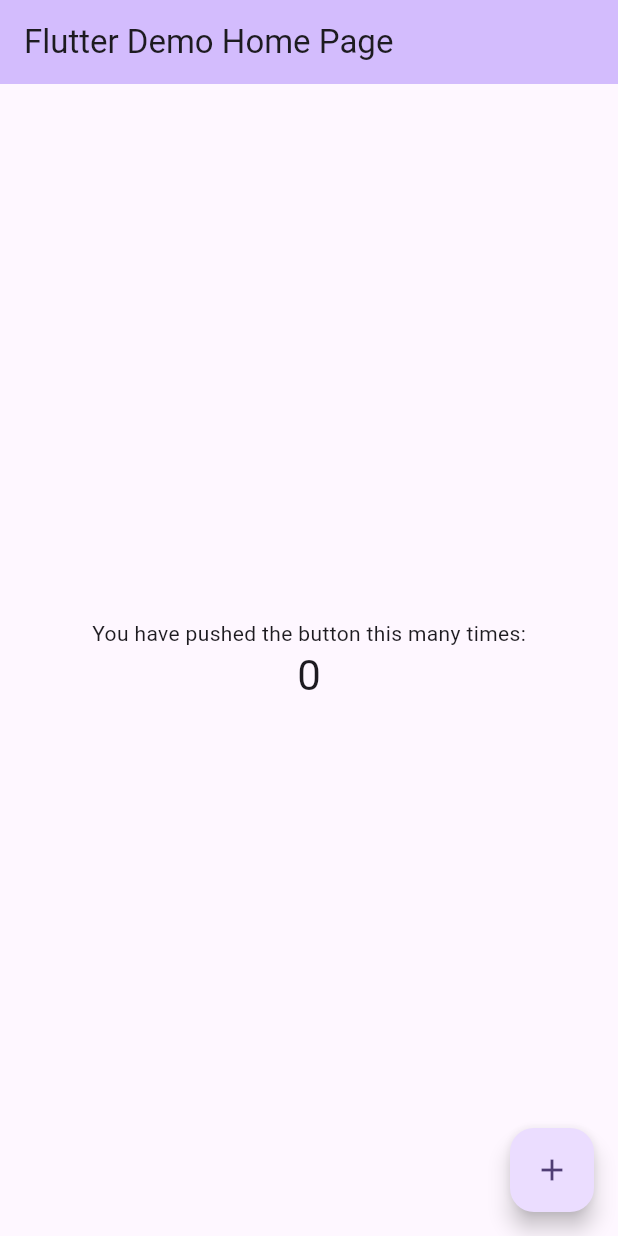
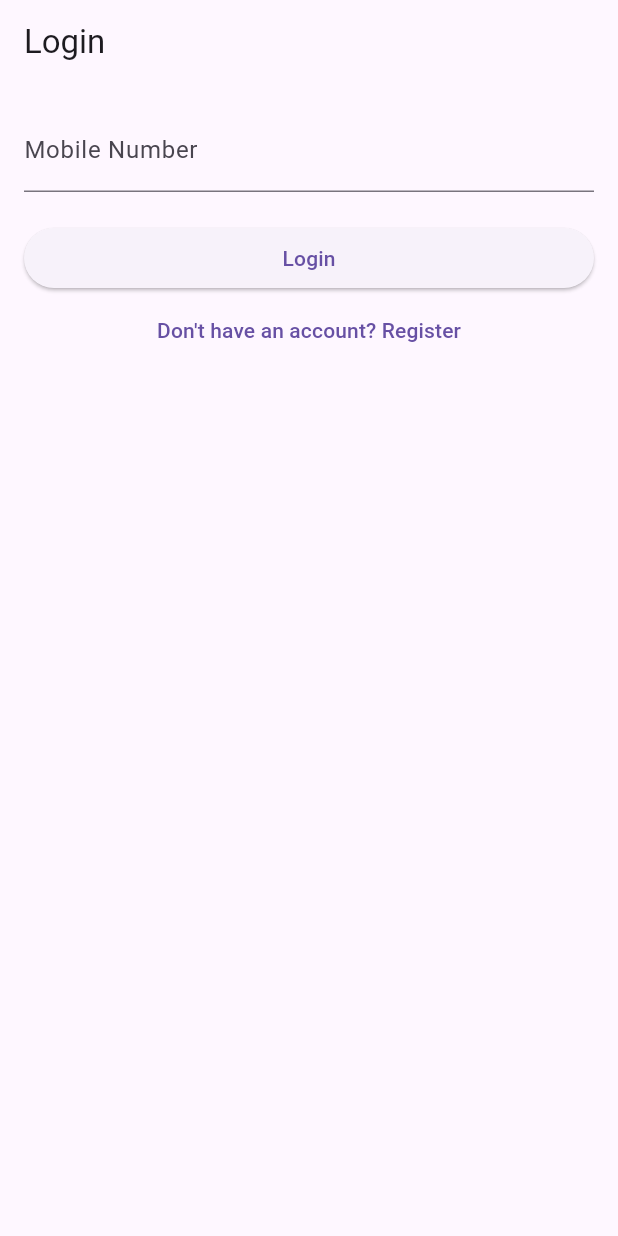
Before and after one commit to ZARPLY/zarply-ce, a Flutter app: the screen it shows after launch, on a phone screen of 412 x 824 dp. Run offline on Flutter 3.47's test engine with Material 3 defaults, Android fonts, the phone set to English and light mode, and no system bars.

Commit message:
chore: navigation drawer for mobile and desktop + other pages

```diff
--- a/lib/main.dart
+++ b/lib/main.dart
@@ -1,4 +1,5 @@
 import 'package:flutter/material.dart';
+import 'package:zarply/pages/login.dart';
 
 void main() {
   runApp(const MyApp());
@@ -7,119 +8,14 @@ void main() {
 class MyApp extends StatelessWidget {
   const MyApp({super.key});
 
-  // This widget is the root of your application.
   @override
   Widget build(BuildContext context) {
     return MaterialApp(
-      title: 'Flutter Demo',
+      title: 'Login & Registration Example',
       theme: ThemeData(
-        // This is the theme of your application.
-        //
-        // TRY THIS: Try running your application with "flutter run". You'll see
-        // the application has a purple toolbar. Then, without quitting the app,
-        // try changing the seedColor in the colorScheme below to Colors.green
-        // and then invoke "hot reload" (save your changes or press the "hot
-        // reload" button in a Flutter-supported IDE, or press "r" if you used
-        // the command line to start the app).
-        //
-        // Notice that the counter didn't reset back to zero; the application
-        // state is not lost during the reload. To reset the state, use hot
-        // restart instead.
-        //
-        // This works for code too, not just values: Most code changes can be
-        // tested with just a hot reload.
-        colorScheme: ColorScheme.fromSeed(seedColor: Colors.deepPurple),
-        useMaterial3: true,
+        primarySwatch: Colors.blue,
       ),
-      home: const MyHomePage(title: 'Flutter Demo Home Page'),
+      home: const LoginScreen(),
     );
   }
 }
-
-class MyHomePage extends StatefulWidget {
-  const MyHomePage({super.key, required this.title});
-
-  // This widget is the home page of your application. It is stateful, meaning
-  // that it has a State object (defined below) that contains fields that affect
-  // how it looks.
-
-  // This class is the configuration for the state. It holds the values (in this
-  // case the title) provided by the parent (in this case the App widget) and
-  // used by the build method of the State. Fields in a Widget subclass are
-  // always marked "final".
-
-  final String title;
-
-  @override
-  State<MyHomePage> createState() => _MyHomePageState();
-}
-
-class _MyHomePageState extends State<MyHomePage> {
-  int _counter = 0;
-
-  void _incrementCounter() {
-    setState(() {
-      // This call to setState tells the Flutter framework that something has
-      // changed in this State, which causes it to rerun the build method below
-      // so that the display can reflect the updated values. If we changed
-      // _counter without calling setState(), then the build method would not be
-      // called again, and so nothing would appear to happen.
-      _counter++;
-    });
-  }
-
-  @override
-  Widget build(BuildContext context) {
-    // This method is rerun every time setState is called, for instance as done
-    // by the _incrementCounter method above.
-    //
-    // The Flutter framework has been optimized to make rerunning build methods
-    // fast, so that you can just rebuild anything that needs updating rather
-    // than having to individually change instances of widgets.
-    return Scaffold(
-      appBar: AppBar(
-        // TRY THIS: Try changing the color here to a specific color (to
-        // Colors.amber, perhaps?) and trigger a hot reload to see the AppBar
-        // change color while the other colors stay the same.
-        backgroundColor: Theme.of(context).colorScheme.inversePrimary,
-        // Here we take the value from the MyHomePage object that was created by
-        // the App.build method, and use it to set our appbar title.
-        title: Text(widget.title),
-      ),
-      body: Center(
-        // Center is a layout widget. It takes a single child and positions it
-        // in the middle of the parent.
-        child: Column(
-          // Column is also a layout widget. It takes a list of children and
-          // arranges them vertically. By default, it sizes itself to fit its
-          // children horizontally, and tries to be as tall as its parent.
-          //
-          // Column has various properties to control how it sizes itself and
-          // how it positions its children. Here we use mainAxisAlignment to
-          // center the children vertically; the main axis here is the vertical
-          // axis because Columns are vertical (the cross axis would be
-          // horizontal).
-          //
-          // TRY THIS: Invoke "debug painting" (choose the "Toggle Debug Paint"
-          // action in the IDE, or press "p" in the console), to see the
-          // wireframe for each widget.
-          mainAxisAlignment: MainAxisAlignment.center,
-          children: <Widget>[
-            const Text(
-              'You have pushed the button this many times:',
-            ),
-            Text(
-              '$_counter',
-              style: Theme.of(context).textTheme.headlineMedium,
-            ),
-          ],
-        ),
-      ),
-      floatingActionButton: FloatingActionButton(
-        onPressed: _incrementCounter,
-        tooltip: 'Increment',
-        child: const Icon(Icons.add),
-      ), // This trailing comma makes auto-formatting nicer for build methods.
-    );
-  }
-}
--- /dev/null
+++ b/lib/pages/login.dart
@@ -0,0 +1,76 @@
+import 'dart:developer';
+
+import 'package:flutter/material.dart';
+import 'package:zarply/pages/registration.dart';
+import 'package:zarply/pages/wallet.dart';
+
+class LoginScreen extends StatefulWidget {
+  const LoginScreen({super.key});
+
+  @override
+  _LoginScreenState createState() => _LoginScreenState();
+}
+
+class _LoginScreenState extends State<LoginScreen> {
+  final _formKey = GlobalKey<FormState>();
+  String _phoneNumber = '';
+
+  @override
+  Widget build(BuildContext context) {
+    return Scaffold(
+      appBar: AppBar(
+        title: const Text('Login'),
+      ),
+      body: Padding(
+        padding: const EdgeInsets.all(16.0),
+        child: Form(
+          key: _formKey,
+          child: Column(
+            crossAxisAlignment: CrossAxisAlignment.stretch,
+            children: [
+              TextFormField(
+                decoration: const InputDecoration(labelText: 'Mobile Number'),
+                keyboardType: TextInputType.phone,
+                validator: (value) {
+                  if (value == null || value.isEmpty) {
+                    return 'Please enter your mobile number';
+                  }
+                  return null;
+                },
+                onSaved: (value) {
+                  _phoneNumber = value ?? '';
+                },
+              ),
+              const SizedBox(height: 20.0),
+              ElevatedButton(
+                onPressed: () {
+                  // if (_formKey.currentState!.validate()) {
+                  //   _formKey.currentState!.save();
+                  // TODO: add login logic here
+                  // }
+                  log('Mobile Number: $_phoneNumber');
+                  Navigator.push(
+                    context,
+                    MaterialPageRoute(
+                        builder: (context) => const WalletScreen()),
+                  );
+                },
+                child: const Text('Login'),
+              ),
+              TextButton(
+                onPressed: () {
+                  Navigator.push(
+                    context,
+                    MaterialPageRoute(
+                        builder: (context) => const RegistrationScreen()),
+                  );
+                },
+                child: const Text('Don\'t have an account? Register'),
+              ),
+            ],
+          ),
+        ),
+      ),
+    );
+  }
+}
```
Also changed, not shown: lib/components/custom_bottom_navigation_bar.dart (added, +25 -0 lines), lib/components/navigator_drawer.dart (added, +63 -0 lines), lib/pages/forgot_password.dart (added, +34 -0 lines), lib/pages/registration.dart (added, +77 -0 lines), lib/pages/restore_wallet.dart (added, +24 -0 lines), lib/pages/wallet.dart (added, +98 -0 lines), 1 other file.
